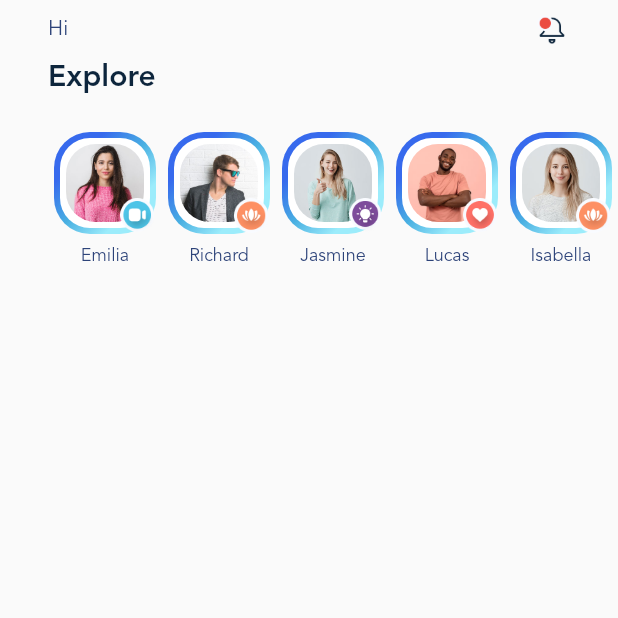
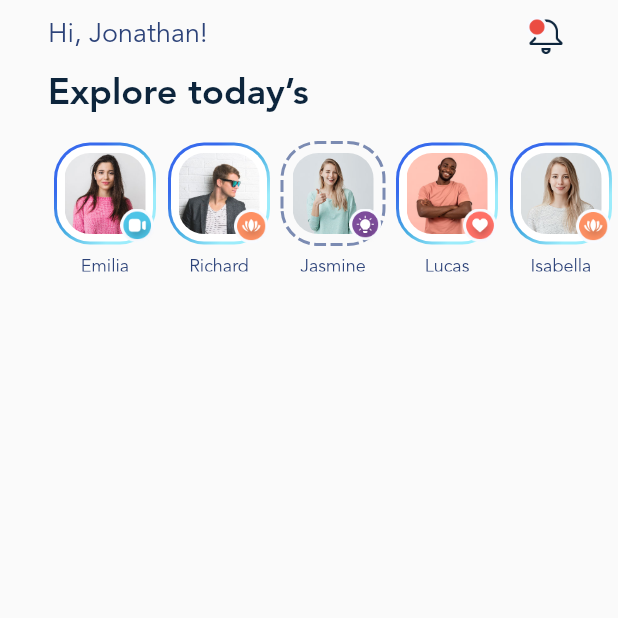
Before and after one commit to AtaMeydani/blog-club, a Flutter app: the screen it shows after launch, on a phone screen of 412 x 824 dp, the top half of it. Run offline on Flutter 3.47's test engine with Material 2 defaults, Android fonts, the phone set to English and light mode, and no system bars; drawn by our look-alikes of dotted_border.

Commit message:
reformat code

```diff
--- a/lib/data.dart
+++ b/lib/data.dart
@@ -18,8 +18,7 @@ class Category {
   final String title;
   final String imageFileName;
 
-  const Category(
-      {required this.id, required this.title, required this.imageFileName});
+  const Category({required this.id, required this.title, required this.imageFileName});
 }
 
 class PostData {
@@ -43,77 +42,32 @@ class PostData {
 
 class AppDatabase {
   static const List<StoryData> stories = [
+    StoryData(id: 1001, name: 'Emilia', imageFileName: 'story_9.jpg', iconFileName: 'category_1.png', isViewed: false),
     StoryData(
-        id: 1001,
-        name: 'Emilia',
-        imageFileName: 'story_9.jpg',
-        iconFileName: 'category_1.png',
-        isViewed: false),
+        id: 1002, name: 'Richard', imageFileName: 'story_10.jpg', iconFileName: 'category_2.png', isViewed: false),
+    StoryData(id: 1003, name: 'Jasmine', imageFileName: 'story_1.jpg', iconFileName: 'category_3.png', isViewed: true),
+    StoryData(id: 1004, name: 'Lucas', imageFileName: 'story_3.jpg', iconFileName: 'category_4.png', isViewed: false),
     StoryData(
-        id: 1002,
-        name: 'Richard',
-        imageFileName: 'story_10.jpg',
-        iconFileName: 'category_2.png',
-        isViewed: false),
-    StoryData(
-        id: 1003,
-        name: 'Jasmine',
-        imageFileName: 'story_1.jpg',
-        iconFileName: 'category_3.png',
-        isViewed: true),
-    StoryData(
-        id: 1004,
-        name: 'Lucas',
-        imageFileName: 'story_3.jpg',
-        iconFileName: 'category_4.png',
-        isViewed: false),
-    StoryData(
-        id: 1005,
-        name: 'Isabella',
-        imageFileName: 'story_4.jpg',
-        iconFileName: 'category_2.png',
-        isViewed: false),
-    StoryData(
-        id: 1006,
-        name: 'Olivia',
-        imageFileName: 'story_6.jpg',
-        iconFileName: 'category_1.png',
-        isViewed: false),
-    StoryData(
-        id: 1007,
-        name: 'Amelia',
-        imageFileName: 'story_7.jpg',
-        iconFileName: 'category_4.png',
-        isViewed: false),
-    StoryData(
-        id: 1008,
-        name: 'Grace',
-        imageFileName: 'story_2.jpg',
-        iconFileName: 'category_3.png',
-        isViewed: false),
+        id: 1005, name: 'Isabella', imageFileName: 'story_4.jpg', iconFileName: 'category_2.png', isViewed: false),
+    StoryData(id: 1006, name: 'Olivia', imageFileName: 'story_6.jpg', iconFileName: 'category_1.png', isViewed: false),
+    StoryData(id: 1007, name: 'Amelia', imageFileName: 'story_7.jpg', iconFileName: 'category_4.png', isViewed: false),
+    StoryData(id: 1008, name: 'Grace', imageFileName: 'story_2.jpg', iconFileName: 'category_3.png', isViewed: false),
   ];
 
-  static List<Category> get categories {
-    return const [
+  static const List<Category> categories = [
     Category(
       id: 101,
       title: 'Technology',
       imageFileName: 'large_post_1.jpg',
     ),
     Category(id: 102, title: 'Cinema', imageFileName: 'large_post_2.jpg'),
-      Category(
-          id: 103, title: 'Transportation', imageFileName: 'large_post_3.jpg'),
+    Category(id: 103, title: 'Transportation', imageFileName: 'large_post_3.jpg'),
     Category(id: 104, title: 'Adventure', imageFileName: 'large_post_4.jpg'),
-      Category(
-          id: 105,
-          title: 'Artificial Intelligence',
-          imageFileName: 'large_post_5.jpg'),
+    Category(id: 105, title: 'Artificial Intelligence', imageFileName: 'large_post_5.jpg'),
     Category(id: 106, title: 'Economy', imageFileName: 'large_post_6.jpg'),
   ];
-  }
 
-  static List<PostData> get posts {
-    return const [
+  static const List<PostData> posts = [
     PostData(
         id: 1,
         title: 'BMW M5 Competition Review 2021',
@@ -140,4 +94,3 @@ class AppDatabase {
         imageFileName: 'small_post_3.jpg'),
   ];
 }
-}
--- a/lib/main.dart
+++ b/lib/main.dart
@@ -1,4 +1,5 @@
 import 'package:blog_club/data.dart';
+import 'package:dotted_border/dotted_border.dart';
 import 'package:flutter/material.dart';
 
 void main() {
@@ -21,18 +22,26 @@ class MainApp extends StatelessWidget {
           titleMedium: TextStyle(
             fontFamily: defaultFontFamily,
             color: secondaryTextColor,
-              fontSize: 14,
+            fontSize: 18,
+            fontWeight: FontWeight.w200,
           ),
           titleLarge: TextStyle(
             fontFamily: defaultFontFamily,
             fontWeight: FontWeight.bold,
             color: primaryTextColor,
           ),
+          headlineMedium: TextStyle(
+            fontFamily: defaultFontFamily,
+            fontWeight: FontWeight.w700,
+            fontSize: 24,
+            color: primaryTextColor,
+          ),
           bodyMedium: TextStyle(
             fontFamily: defaultFontFamily,
             color: secondaryTextColor,
             fontSize: 12,
-            )),
+          ),
+        ),
       ),
     );
   }
@@ -53,74 +62,84 @@ class HomeScreen extends StatelessWidget {
             crossAxisAlignment: CrossAxisAlignment.start,
             children: [
               Padding(
-                padding:
-                    const EdgeInsets.symmetric(horizontal: 32, vertical: 8),
+                padding: const EdgeInsets.symmetric(horizontal: 32, vertical: 8),
                 child: Row(
                   mainAxisAlignment: MainAxisAlignment.spaceBetween,
                   children: [
                     Text(
-                      'Hi',
+                      'Hi, Jonathan!',
                       style: themeData.textTheme.titleMedium,
                     ),
                     Image.asset(
                       'assets/img/icons/notification.png',
-                      width: 24,
-                      height: 24,
+                      width: 32,
+                      height: 32,
                     ),
                   ],
                 ),
               ),
               Padding(
-                padding: const EdgeInsets.fromLTRB(32, 0, 0, 24),
+                padding: const EdgeInsets.fromLTRB(32, 0, 0, 16),
                 child: Text(
-                  'Explore',
-                  style: themeData.textTheme.titleLarge,
+                  'Explore today’s',
+                  style: themeData.textTheme.headlineMedium,
                 ),
               ),
-              SizedBox(
+              _StoryList(stories: stories, themeData: themeData)
+            ],
+          ),
+        ),
+      ),
+    );
+  }
+}
+
+class _StoryList extends StatelessWidget {
+  const _StoryList({
+    required this.stories,
+    required this.themeData,
+  });
+
+  final List<StoryData> stories;
+  final ThemeData themeData;
+
+  @override
+  Widget build(BuildContext context) {
+    return SizedBox(
       width: MediaQuery.of(context).size.width,
       height: 90,
       child: ListView.builder(
           scrollDirection: Axis.horizontal,
           itemCount: stories.length,
+          physics: const BouncingScrollPhysics(),
           padding: const EdgeInsets.symmetric(horizontal: 32),
           itemBuilder: (context, index) {
             final story = stories[index];
 
+            return _Story(story: story, themeData: themeData);
+          }),
+    );
+  }
+}
+
+class _Story extends StatelessWidget {
+  const _Story({
+    required this.story,
+    required this.themeData,
+  });
+
+  final StoryData story;
+  final ThemeData themeData;
+
+  @override
+  Widget build(BuildContext context) {
     return Container(
-                        margin: const EdgeInsets.symmetric(horizontal: 4),
+      margin: const EdgeInsets.symmetric(horizontal: 4, vertical: 2),
       child: Column(
         children: [
           Stack(
             children: [
-                                Container(
-                                  width: 68,
-                                  height: 68,
-                                  decoration: BoxDecoration(
-                                    borderRadius: BorderRadius.circular(24),
-                                    gradient: const LinearGradient(
-                                        begin: Alignment.topCenter,
-                                        colors: [
-                                          Color(0xff376AED),
-                                          Color(0xff49B0E2),
-                                          Color(0xff9CECFB),
-                                        ]),
-                                  ),
-                                  child: Container(
-                                    margin: const EdgeInsets.all(4),
-                                    padding: const EdgeInsets.all(4),
-                                    decoration: BoxDecoration(
-                                      borderRadius: BorderRadius.circular(20),
-                                      color: Colors.white,
-                                    ),
-                                    child: ClipRRect(
-                                      borderRadius: BorderRadius.circular(20),
-                                      child: Image.asset(
-                                        'assets/img/stories/${story.imageFileName}',
-                                      ),
-                                    ),
-                                  ),
-                                ),
+              story.isViewed ? _profileImageViewed() : _profileImageNormal(),
               Positioned(
                 bottom: 0,
                 right: 0,
@@ -135,19 +154,68 @@ class HomeScreen extends StatelessWidget {
           const SizedBox(
             height: 8,
           ),
-                            Text(
+          Expanded(
+            child: Text(
               story.name,
               style: themeData.textTheme.bodyMedium,
+            ),
           ),
         ],
       ),
     );
-                    }),
-              )
-            ],
+  }
+
+  Container _profileImageNormal() {
+    return Container(
+      width: 68,
+      height: 68,
+      decoration: BoxDecoration(
+        borderRadius: BorderRadius.circular(24),
+        gradient: const LinearGradient(begin: Alignment.topCenter, colors: [
+          Color(0xff376AED),
+          Color(0xff49B0E2),
+          Color(0xff9CECFB),
+        ]),
       ),
+      child: Container(
+        margin: const EdgeInsets.all(2),
+        padding: const EdgeInsets.all(5),
+        decoration: BoxDecoration(
+          borderRadius: BorderRadius.circular(22),
+          color: Colors.white,
+        ),
+        child: _profileImage(),
+      ),
+    );
+  }
+
+  Widget _profileImageViewed() {
+    return SizedBox(
+      width: 68,
+      height: 68,
+      child: DottedBorder(
+        borderType: BorderType.RRect,
+        strokeWidth: 2,
+        color: const Color(0xff7B8BB2),
+        dashPattern: const [8, 3],
+        radius: const Radius.circular(24),
+        padding: const EdgeInsets.all(7),
+        child: Container(
+          decoration: BoxDecoration(
+            borderRadius: BorderRadius.circular(24),
+          ),
+          child: _profileImage(),
         ),
       ),
     );
   }
+
+  Widget _profileImage() {
+    return ClipRRect(
+      borderRadius: BorderRadius.circular(17),
+      child: Image.asset(
+        'assets/img/stories/${story.imageFileName}',
+      ),
+    );
   }
+}
--- a/pubspec.yaml
+++ b/pubspec.yaml
@@ -7,6 +7,7 @@ environment:
   sdk: '>=2.19.4 <3.0.0'
 
 dependencies:
+  dotted_border: ^2.0.0+3
   flutter:
     sdk: flutter
 
```
Also changed, not shown: pubspec.lock. Lines whose indentation alone changed are shown as unchanged.
